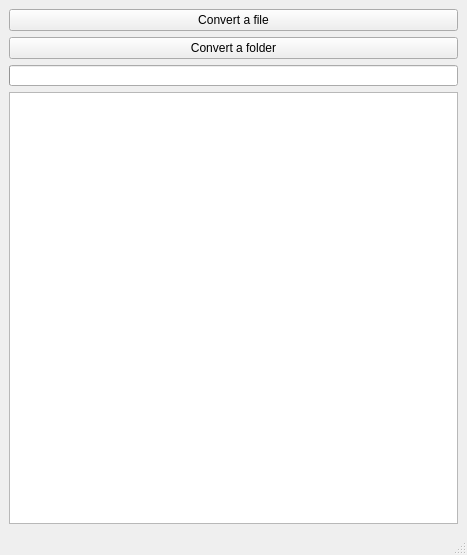
First picture: the form in mainwindow.ui, repository huellif/svgb2svg, before the edit.
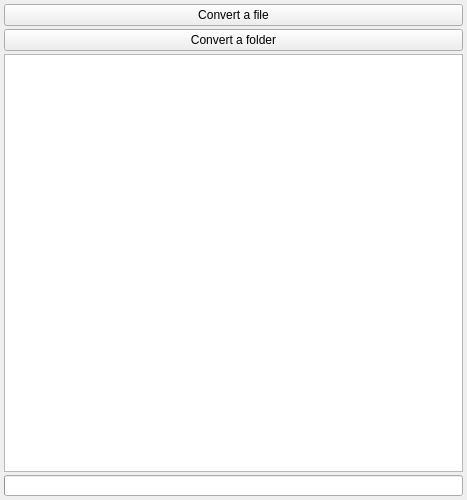
Second picture: the form after the edit.

Patch:
```diff
--- a/mainwindow.ui
+++ b/mainwindow.ui
@@ -10,7 +10,7 @@
     <x>0</x>
     <y>0</y>
     <width>467</width>
-    <height>555</height>
+    <height>500</height>
    </rect>
   </property>
   <property name="sizePolicy">
@@ -41,36 +41,15 @@
     <enum>Qt::NoContextMenu</enum>
    </property>
    <layout class="QGridLayout" name="gridLayout">
-    <item row="2" column="0">
-     <widget class="QProgressBar" name="progressBar">
-      <property name="enabled">
-       <bool>true</bool>
-      </property>
-      <property name="font">
-       <font>
-        <pointsize>8</pointsize>
-       </font>
-      </property>
-      <property name="contextMenuPolicy">
-       <enum>Qt::NoContextMenu</enum>
-      </property>
-      <property name="accessibleDescription">
-       <string notr="true"/>
-      </property>
-      <property name="value">
-       <number>0</number>
-      </property>
-      <property name="textVisible">
-       <bool>false</bool>
-      </property>
-      <property name="invertedAppearance">
-       <bool>false</bool>
-      </property>
-      <property name="textDirection">
-       <enum>QProgressBar::BottomToTop</enum>
-      </property>
-     </widget>
-    </item>
+    <property name="horizontalSpacing">
+     <number>4</number>
+    </property>
+    <property name="verticalSpacing">
+     <number>3</number>
+    </property>
+    <property name="margin">
+     <number>4</number>
+    </property>
     <item row="0" column="0">
      <widget class="QPushButton" name="file">
       <property name="sizePolicy">
@@ -173,6 +152,36 @@
       </property>
      </widget>
     </item>
+    <item row="4" column="0">
+     <widget class="QProgressBar" name="progressBar">
+      <property name="enabled">
+       <bool>true</bool>
+      </property>
+      <property name="font">
+       <font>
+        <pointsize>8</pointsize>
+       </font>
+      </property>
+      <property name="contextMenuPolicy">
+       <enum>Qt::NoContextMenu</enum>
+      </property>
+      <property name="accessibleDescription">
+       <string notr="true"/>
+      </property>
+      <property name="value">
+       <number>0</number>
+      </property>
+      <property name="textVisible">
+       <bool>false</bool>
+      </property>
+      <property name="invertedAppearance">
+       <bool>false</bool>
+      </property>
+      <property name="textDirection">
+       <enum>QProgressBar::BottomToTop</enum>
+      </property>
+     </widget>
+    </item>
    </layout>
   </widget>
   <widget class="QMenuBar" name="menubar">
@@ -185,7 +194,6 @@
     </rect>
    </property>
   </widget>
-  <widget class="QStatusBar" name="statusBar"/>
   <action name="actionSingle_File">
    <property name="text">
     <string>Single File</string>
```
Left out of the diff: 2 changed lines with no effect on the pictures.
